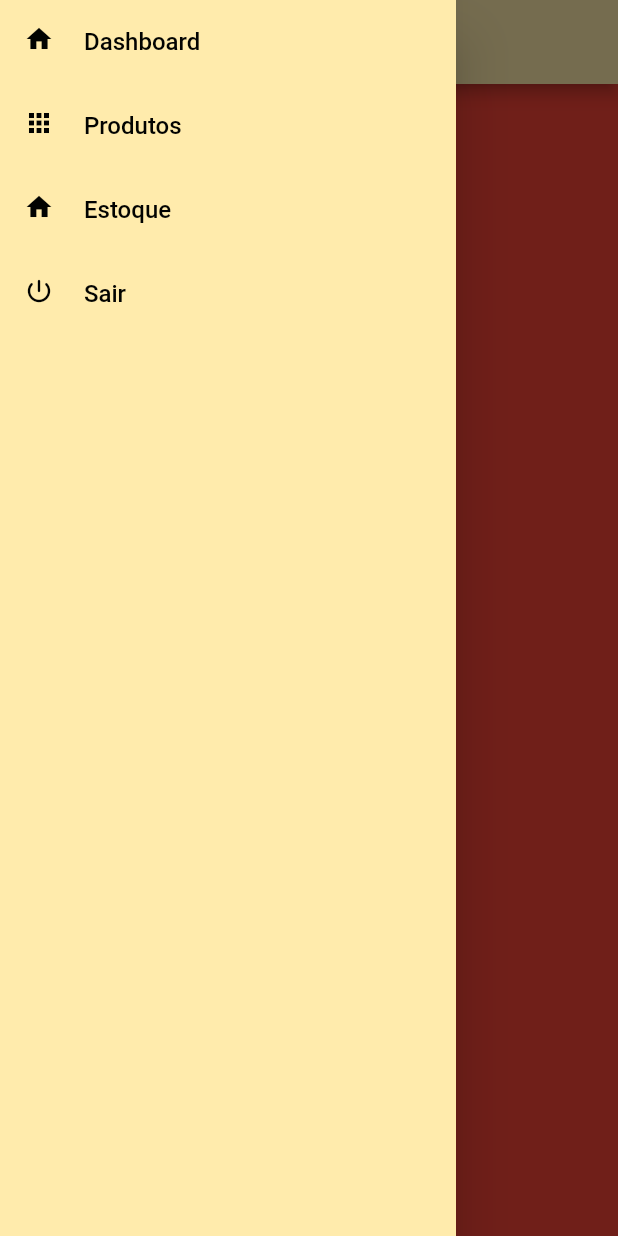
After one commit to gabrielvt27/controle_vendas, a Flutter app: the HomeScreen screen opened directly, with the side drawer open, on a phone screen of 412 x 824 dp. The commit adds this screen. Run offline on Flutter 3.47's test engine with Material 2 defaults, Android fonts, the light colour scheme and no system bars; our stand-ins replace google_fonts, parse_server_sdk_flutter; accounts and stored records are empty.

Commit message:
Navegação home screen/classe ctrl responsividade

```diff
--- a/lib/helpers/appstyles.dart
+++ b/lib/helpers/appstyles.dart
@@ -6,10 +6,10 @@ class AppStyles {
   static double defaultBorderRadius = 6.0;
   static double defaultElevation = 8.0;
 
-  static Color primaryColor = const Color(0xFFFFDB15);
+  static Color primaryColor = const Color(0xFFffebac);
   static Color primaryColorWithOpacity =
       const Color(0xFFFFDB15).withOpacity(.8);
-  static Color secondaryColor = const Color(0xFF020301);
+  static Color secondaryColor = const Color(0xFF1D1D1D);
   static Color secondaryColorWithOpacity =
       const Color(0xFF020301).withOpacity(.8);
   static Color textColor = const Color(0xFF020301);
@@ -23,6 +23,12 @@ class AppStyles {
   static TextStyle normalTextStyle = GoogleFonts.roboto(
     color: textColor,
     fontSize: 14,
+  );
+
+  static TextStyle drawerTextStyle = GoogleFonts.roboto(
+    color: textColor,
+    fontWeight: FontWeight.w500,
+    fontSize: 16,
   );
 
   static ButtonStyle buttonStyle = ElevatedButton.styleFrom(
--- a/lib/helpers/helpers.dart
+++ b/lib/helpers/helpers.dart
@@ -1,6 +1,7 @@
+export './secrets.dart';
 export './appstyles.dart';
 export './extensions.dart';
-export './secrets.dart';
+export './responsive.dart';
 export './functions.dart';
 export './parse_errors.dart';
 export './parse_table_keys.dart';
--- /dev/null
+++ b/lib/modules/home/components/sidemenu.dart
@@ -0,0 +1,93 @@
+import 'package:controle_vendas/helpers/helpers.dart';
+import 'package:controle_vendas/modules/home/controllers/home_controller.dart';
+import 'package:controle_vendas/modules/modules.dart';
+import 'package:controle_vendas/routes.dart';
+import 'package:flutter/material.dart';
+import 'package:provider/provider.dart';
+
+class SideMenu extends StatelessWidget {
+  const SideMenu({
+    Key? key,
+    required this.homeController,
+  }) : super(key: key);
+
+  final HomeController homeController;
+
+  @override
+  Widget build(BuildContext context) {
+    return Drawer(
+      backgroundColor: AppStyles.primaryColor,
+      child: ListView(
+        children: [
+          /*DrawerHeader(
+            child: Image.asset("assets/images/logo.png"),
+          ),*/
+          DrawerListTile(
+            title: "Dashboard",
+            icon: Icons.home,
+            press: () {
+              homeController.setPageTitle("Dashboard");
+              Routes.homeNavigatorKey.currentState!.pushNamed('/dashboards');
+            },
+          ),
+          DrawerListTile(
+            title: "Produtos",
+            icon: Icons.apps,
+            press: () {
+              homeController.setPageTitle("Produtos");
+              Routes.homeNavigatorKey.currentState!.pushNamed('/produtos');
+            },
+          ),
+          DrawerListTile(
+            title: "Estoque",
+            icon: Icons.home,
+            press: () {
+              homeController.setPageTitle("Estoque");
+              Routes.homeNavigatorKey.currentState!.pushNamed('/estoque');
+            },
+          ),
+          DrawerListTile(
+            title: "Sair",
+            icon: Icons.power_settings_new_rounded,
+            press: Provider.of<UserController>(context, listen: false).logout,
+          ),
+        ],
+      ),
+    );
+  }
+}
+
+class DrawerListTile extends StatelessWidget {
+  const DrawerListTile({
+    Key? key,
+    // For selecting those three line once press "Command+D"
+    required this.title,
+    required this.icon,
+    required this.press,
+  }) : super(key: key);
+
+  final String title;
+  final IconData icon;
+  final VoidCallback press;
+
+  @override
+  Widget build(BuildContext context) {
+    return ListTile(
+      onTap: () {
+        press();
+
+        Responsive.isMobile(context) ? Navigator.of(context).pop() : null;
+      },
+      horizontalTitleGap: 0.0,
+      leading: Icon(
+        icon,
+        size: 20,
+        color: AppStyles.textColor,
+      ),
+      title: Text(
+        title,
+        style: AppStyles.drawerTextStyle,
+      ),
+    );
+  }
+}
--- /dev/null
+++ b/lib/modules/home/controllers/home_controller.dart
@@ -0,0 +1,7 @@
+import 'package:flutter/cupertino.dart';
+
+class HomeController {
+  ValueNotifier<String> pageTitle = ValueNotifier<String>("Dashboards");
+
+  void setPageTitle(String val) => pageTitle.value = val;
+}
--- a/lib/modules/home/home_module.dart
+++ b/lib/modules/home/home_module.dart
@@ -1 +1,2 @@
 export './screens/home_screen.dart';
+export './components/sidemenu.dart';
--- a/lib/modules/home/screens/home_screen.dart
+++ b/lib/modules/home/screens/home_screen.dart
@@ -1,33 +1,57 @@
+import 'package:controle_vendas/modules/home/controllers/home_controller.dart';
 import 'package:flutter/material.dart';
-import 'package:provider/provider.dart';
 
 import '../../modules.dart';
+import '../../../routes.dart';
+import '../../../helpers/helpers.dart';
 
-class HomeScreen extends StatefulWidget {
-  const HomeScreen({Key? key}) : super(key: key);
+class HomeScreen extends StatelessWidget {
+  HomeScreen({Key? key}) : super(key: key);
 
-  @override
-  State<HomeScreen> createState() => _HomeScreenState();
-}
-
-class _HomeScreenState extends State<HomeScreen> {
-  late UserController userController;
-
-  @override
-  void initState() {
-    super.initState();
-
-    userController = Provider.of<UserController>(context, listen: false);
-  }
+  final HomeController homeController = HomeController();
 
   @override
   Widget build(BuildContext context) {
     return Scaffold(
-      body: Center(
-        child: Text(userController.user!.email!),
+      appBar: Responsive.isMobile(context)
+          ? AppBar(
+              title: ValueListenableBuilder<String>(
+                  valueListenable: homeController.pageTitle,
+                  builder: (context, pageTitle, _) {
+                    return Text(
+                      pageTitle,
+                      style: AppStyles.titleTextStyle,
+                    );
+                  }),
+              centerTitle: true,
+              iconTheme: IconThemeData(
+                color: AppStyles.secondaryColor,
+              ),
+            )
+          : null,
+      drawer: SideMenu(
+        homeController: homeController,
       ),
-      floatingActionButton:
-          FloatingActionButton(onPressed: userController.logout),
+      body: SafeArea(
+        child: Row(
+          children: [
+            if (Responsive.isDesktop(context) || Responsive.isTablet(context))
+              Expanded(
+                child: SideMenu(
+                  homeController: homeController,
+                ),
+              ),
+            Expanded(
+              flex: 5,
+              child: Navigator(
+                key: Routes.homeNavigatorKey,
+                initialRoute: '/dashboards',
+                onGenerateRoute: Routes.onGenerateRouteHome,
+              ),
+            ),
+          ],
+        ),
+      ),
     );
   }
 }
--- a/lib/routes.dart
+++ b/lib/routes.dart
@@ -10,7 +10,10 @@ class Routes {
   static GlobalKey<NavigatorState> mainNavigatorKey =
       GlobalKey<NavigatorState>();
 
-  static Route? onGenerateRoute(RouteSettings settings) {
+  static GlobalKey<NavigatorState> homeNavigatorKey =
+      GlobalKey<NavigatorState>();
+
+  static Route? onGenerateRouteMain(RouteSettings settings) {
     final userController = Provider.of<UserController>(
         mainNavigatorKey.currentContext!,
         listen: false);
@@ -28,10 +31,45 @@ class Routes {
       switch (settings.name) {
         case '/':
         case '/home':
-          return MaterialPageRoute(builder: (_) => const HomeScreen());
+          return MaterialPageRoute(builder: (_) => HomeScreen());
         default:
           return MaterialPageRoute(builder: (_) => LoginScreen());
       }
     }
   }
+
+  static Route? onGenerateRouteHome(RouteSettings settings) {
+    Widget page;
+
+    switch (settings.name) {
+      case '/dashboards':
+        page = Container(
+          color: Colors.red,
+          child: const Text('Page 1'),
+        );
+        break;
+      case '/produtos':
+        page = Container(
+          color: Colors.green,
+          child: const Text('Page 2'),
+        );
+        break;
+      case '/estoque':
+        page = Container(
+          color: Colors.blue,
+          child: const Text('Page 3'),
+        );
+        break;
+      default:
+        page = Container(
+          color: Colors.red,
+          child: const Text('Page 1'),
+        );
+        break;
+    }
+
+    return PageRouteBuilder(
+      pageBuilder: (context, animation, secondaryAnimation) => page,
+    );
+  }
 }
```
Also changed, not shown: lib/appwidget.dart (+8 -1 lines), lib/helpers/responsive.dart (added, +36 -0 lines), lib/modules/login/screens/login_screen.dart (+4 -5 lines).
